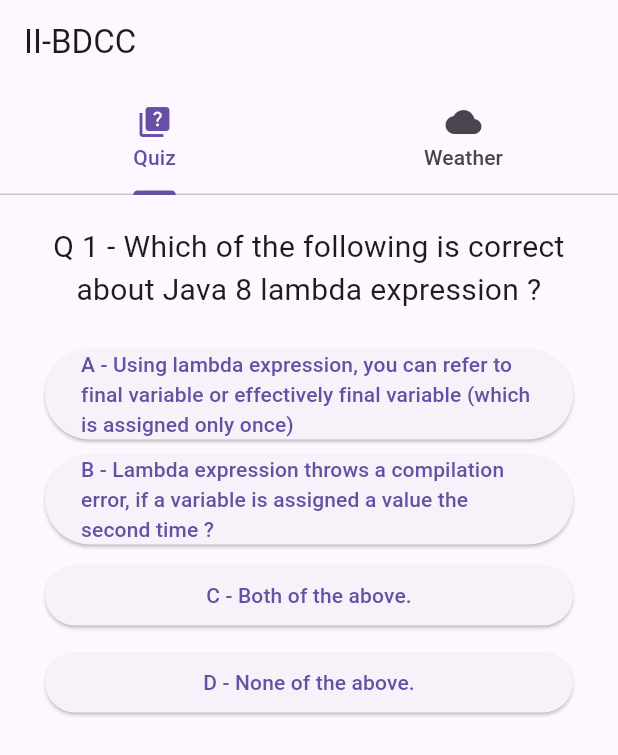
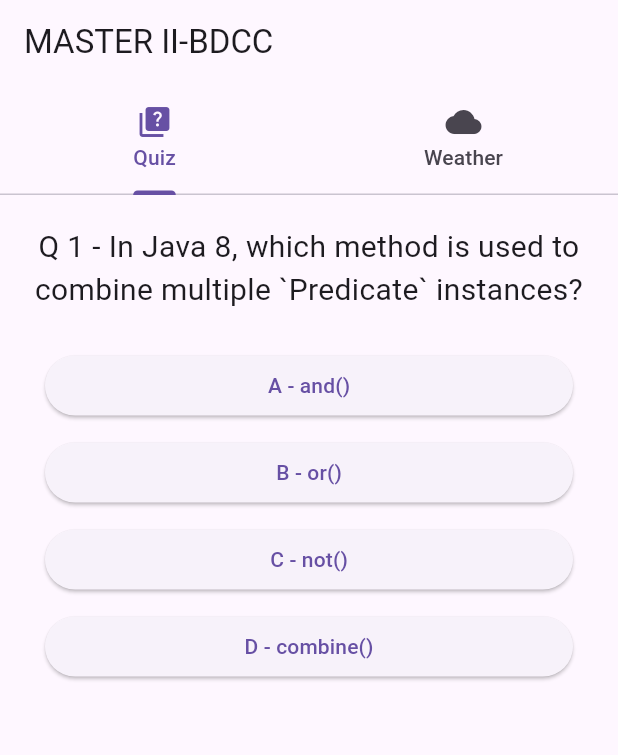
Before and after one commit to Achrafans/flutter-quiz-weather, a Flutter app: the screen it shows after launch, on a phone screen of 412 x 824 dp. Shown: the top 755 px of the screen. Run offline on Flutter 3.47's test engine with Material 3 defaults, Android fonts, the phone set to English and light mode, and no system bars; our stand-ins replace flutter_dotenv, weather_icons.

```diff
--- a/lib/main.dart
+++ b/lib/main.dart
@@ -25,7 +25,7 @@ class MyApp extends StatelessWidget {
   @override
   Widget build(BuildContext context) {
     return MaterialApp(
-      title: 'Flutter Demo',
+      title: 'Flutter Quiz App',
       theme: ThemeData(primarySwatch: Colors.deepOrange),
       debugShowCheckedModeBanner: false,
       home: DefaultTabController(
@@ -36,7 +36,7 @@ class MyApp extends StatelessWidget {
               Tab(icon: Icon(Icons.quiz), text: "Quiz"),
               Tab(icon: Icon(Icons.cloud), text: "Weather")
             ]),
-            title: Text('II-BDCC'),
+            title: Text('MASTER II-BDCC'),
           ),
           body: TabBarView(
             children: [Quiz(), Weather()],
--- a/lib/quiz/quiz.dart
+++ b/lib/quiz/quiz.dart
@@ -21,29 +21,48 @@ class QuizState extends State<Quiz> {
 
   final quiz = [
     {
-      'question': 'Q 1 - Which of the following is correct about Java 8 lambda expression ?',
-      'answers': [
+      "question": "Q 1 - In Java 8, which method is used to combine multiple `Predicate` instances?",
+      "answers": [
         {
-          'answer': 'A - Using lambda expression, you can refer to final variable or effectively final variable (which is assigned only once)',
-          'correct': false
+          "answer": "A - and()",
+          "correct": true
         },
         {
-          'answer': 'B - Lambda expression throws a compilation error, if a variable is assigned a value the second time ?',
-          'correct': false
+          "answer": "B - or()",
+          "correct": false
         },
-        {'answer': 'C - Both of the above.', 'correct': true},
-        {'answer': 'D - None of the above.', 'correct': false},
-      ],
+        {
+          "answer": "C - not()",
+          "correct": false
+        },
+        {
+          "answer": "D - combine()",
+          "correct": false
+        }
+      ]
     },
     {
-      'question': 'Q 8 - Which of the following is the correct lambda expression which add two numbers and return their sum?',
-      'answers': [
-        {'answer': 'A - (int a, int b) -> { return a + b;};', 'correct': false},
-        {'answer': 'B - (a, b) -> {return a + b;};', 'correct': false},
-        {'answer': 'C - Both of the above.', 'correct': true},
-        {'answer': 'D - None of the above.', 'correct': false},
-      ],
+      "question": "Q 2 - Which of the following functional interfaces is used to represent a function that accepts two arguments and produces a result in Java 8?",
+      "answers": [
+        {
+          "answer": "A - Function<T, R>",
+          "correct": false
+        },
+        {
+          "answer": "B - BiFunction<T, U, R>",
+          "correct": true
+        },
+        {
+          "answer": "C - Consumer<T>",
+          "correct": false
+        },
+        {
+          "answer": "D - Supplier<T>",
+          "correct": false
+        }
+      ]
     }
+
   ];
 
   void answerQuestion(bool correct) {
--- a/lib/weather/weather.dart
+++ b/lib/weather/weather.dart
@@ -110,7 +110,7 @@ class _MeteoPageState extends State<Weather> {
                 final desc = item["weather"][0]["description"];
 
                 return Card(
-                  color: Colors.deepOrangeAccent,
+                  color: Colors.blue,
                   child: ListTile(
                     leading: BoxedIcon(
                       _getWeatherIcon(icon),
```
Also changed, not shown: images/quiz1.png, images/quiz2.png, images/weather.png, 1 other file.
